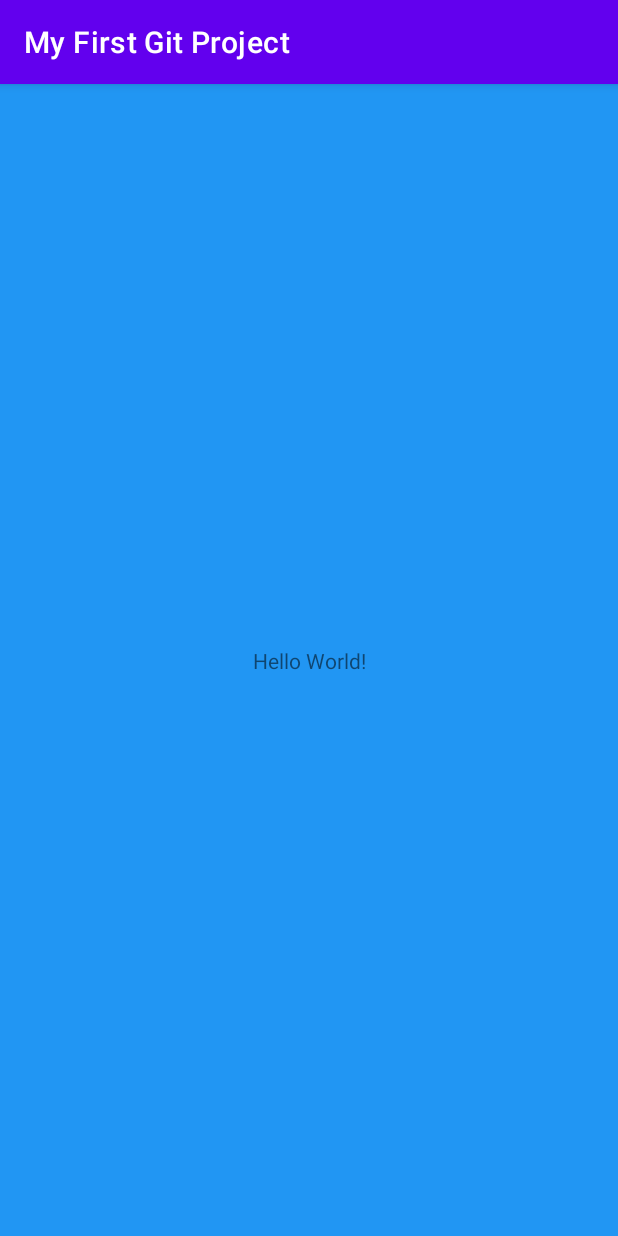
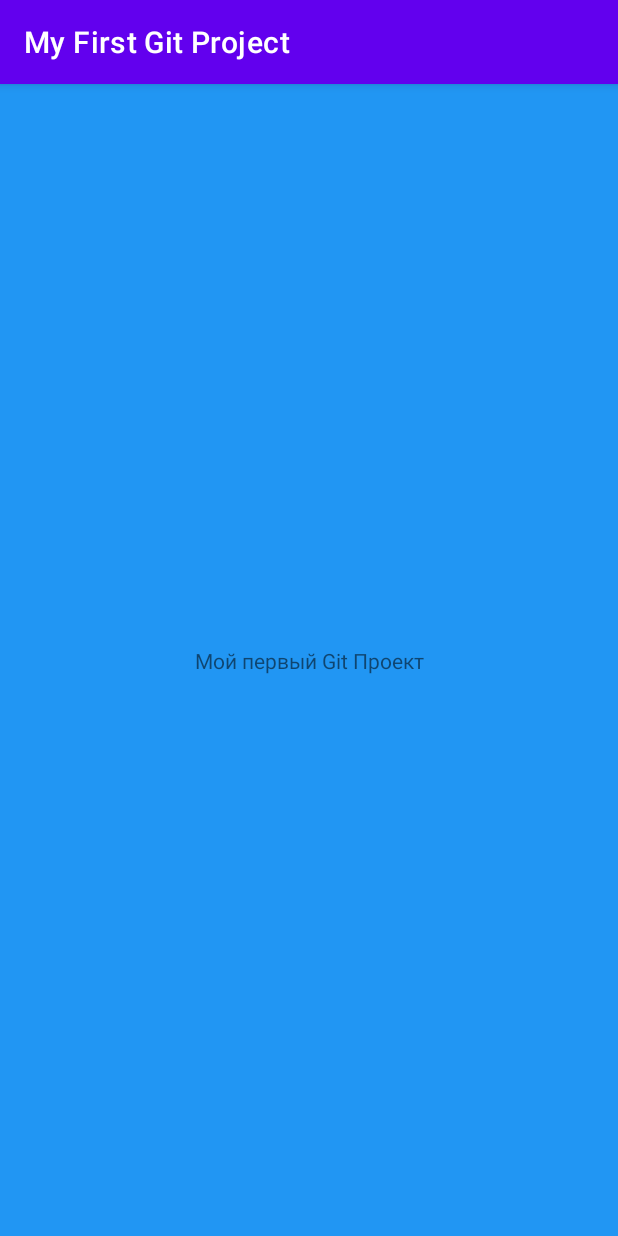
Before and after one commit to RomanBoris/MyFirstGitProject, an Android app: the screen it shows after launch (MainActivity), on a phone screen of 412 x 824 dp. Run offline under Robolectric (Android 15) with nearby library versions, the phone set to English and light mode, and no system bars.

Commit message:
Change TextView

```diff
--- a/app/src/main/res/layout/activity_main.xml
+++ b/app/src/main/res/layout/activity_main.xml
@@ -10,7 +10,7 @@
     <TextView
         android:layout_width="wrap_content"
         android:layout_height="wrap_content"
-        android:text="Hello World!"
+        android:text="Мой первый Git Проект"
         app:layout_constraintBottom_toBottomOf="parent"
         app:layout_constraintEnd_toEndOf="parent"
         app:layout_constraintStart_toStartOf="parent"
```
